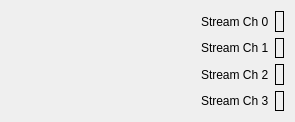
Old version of the form new_look/streams_info.ui in the repository cristinasewell/ATCA_PyDM_Screens.
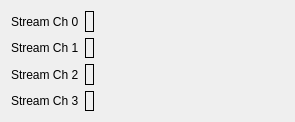
New version of the form. Custom widgets are drawn as their Qt base class.

Commit message: WIP - trying out waveform_engine without tabs

```diff
--- a/new_look/streams_info.ui
+++ b/new_look/streams_info.ui
@@ -118,7 +118,7 @@
      </property>
     </widget>
    </item>
-   <item row="0" column="0">
+   <item row="0" column="3">
     <spacer name="horizontalSpacer">
      <property name="orientation">
       <enum>Qt::Horizontal</enum>
@@ -131,7 +131,7 @@
      </property>
     </spacer>
    </item>
-   <item row="1" column="0">
+   <item row="1" column="3">
     <spacer name="horizontalSpacer_2">
      <property name="orientation">
       <enum>Qt::Horizontal</enum>
@@ -144,7 +144,7 @@
      </property>
     </spacer>
    </item>
-   <item row="2" column="0">
+   <item row="2" column="3">
     <spacer name="horizontalSpacer_3">
      <property name="orientation">
       <enum>Qt::Horizontal</enum>
@@ -157,7 +157,7 @@
      </property>
     </spacer>
    </item>
-   <item row="3" column="0">
+   <item row="3" column="3">
     <spacer name="horizontalSpacer_4">
      <property name="orientation">
       <enum>Qt::Horizontal</enum>
```
Left out of the diff: 58 changed lines with no effect on the pictures. The commit also changes 4 other files.
